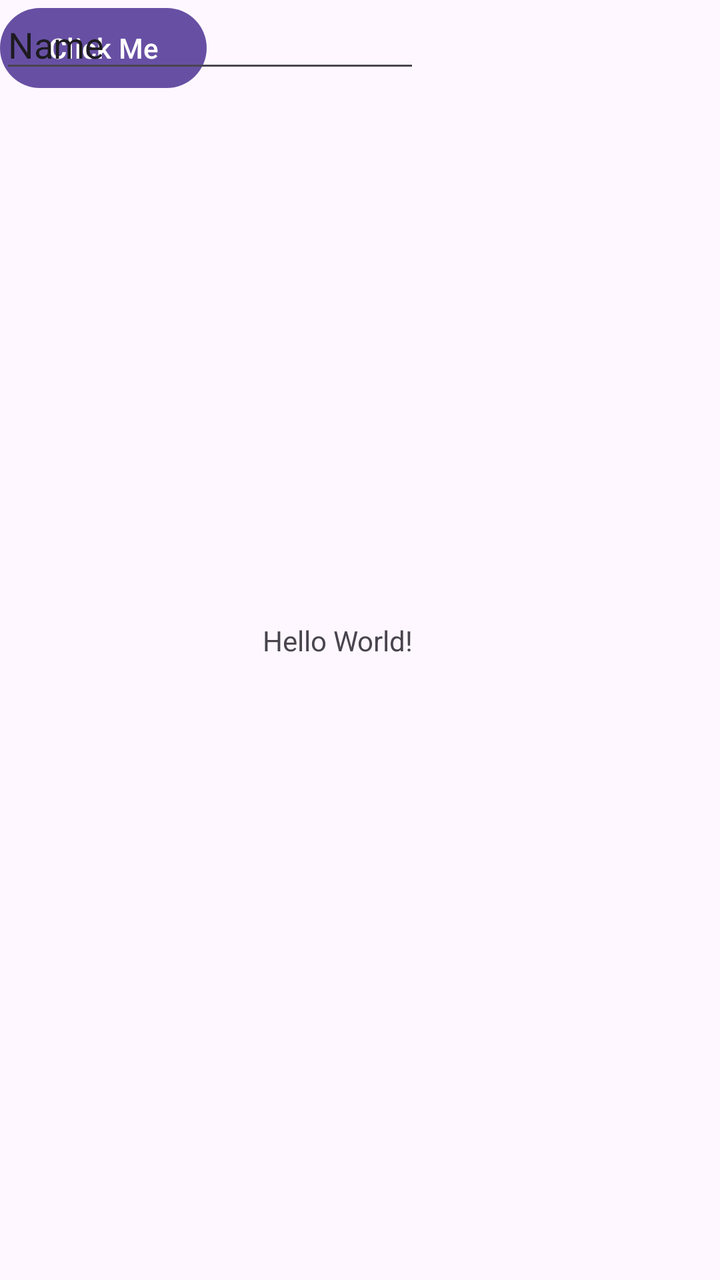
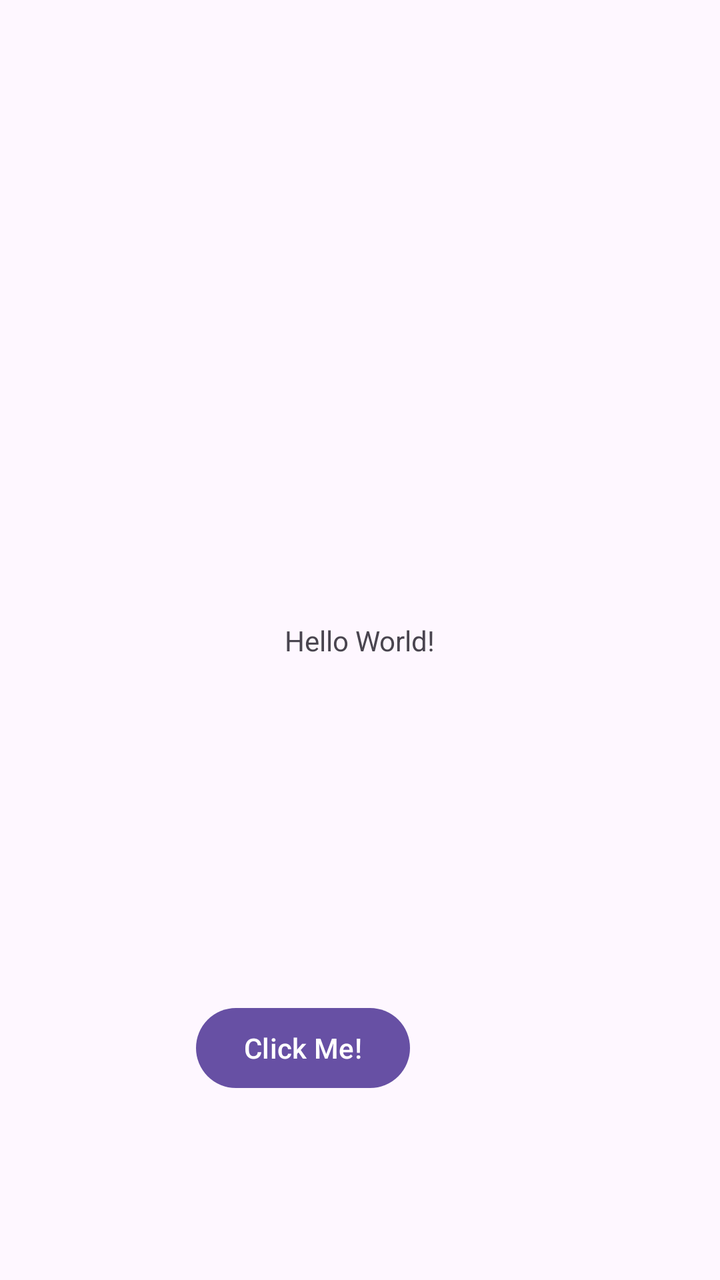

An Android layout rendered at two revisions. The XML below is the earlier revision; the diff shows what the commit changed to produce the second picture.
<!-- AndroidManifest.xml: application theme Theme.InputAndOutput -->
<!-- res/layout/activity_main.xml -->
<?xml version="1.0" encoding="utf-8"?>
<androidx.constraintlayout.widget.ConstraintLayout
    xmlns:android="http://schemas.android.com/apk/res/android"
    xmlns:tools="http://schemas.android.com/tools"
    xmlns:app="http://schemas.android.com/apk/res-auto"
    android:id="@+id/main"
    android:layout_width="match_parent"
    android:layout_height="match_parent"
    tools:context=".MainActivity">

    <TextView
        android:id="@+id/textView2"
        android:layout_width="wrap_content"
        android:layout_height="wrap_content"
        android:text="Hello World!"
        app:layout_constraintBottom_toBottomOf="parent"
        app:layout_constraintEnd_toEndOf="parent"
        app:layout_constraintHorizontal_bias="0.461"
        app:layout_constraintStart_toStartOf="parent"
        app:layout_constraintTop_toTopOf="parent" />

    <Button
        android:id="@+id/button"
        android:layout_width="wrap_content"
        android:layout_height="wrap_content"
        android:text="Click Me"
        tools:layout_editor_absoluteX="154dp"
        tools:layout_editor_absoluteY="657dp" />

    <EditText
        android:id="@+id/editTextText"
        android:layout_width="wrap_content"
        android:layout_height="wrap_content"
        android:ems="10"
        android:inputType="text"
        android:text="Name"
        tools:layout_editor_absoluteX="82dp"
        tools:layout_editor_absoluteY="64dp" />

</androidx.constraintlayout.widget.ConstraintLayout>
<!-- resources referenced by this layout -->
<resources>
  <style name="Theme.InputAndOutput" parent="Base.Theme.InputAndOutput" />
  <style name="Base.Theme.InputAndOutput" parent="Theme.Material3.DayNight.NoActionBar">
          
          
      </style>
</resources>

<!-- the commit's change to res/layout/activity_main.xml (unified diff, before → after) -->
@@ -9,32 +9,42 @@
     tools:context=".MainActivity">
 
     <TextView
-        android:id="@+id/textView2"
+        android:id="@+id/helloText"
         android:layout_width="wrap_content"
         android:layout_height="wrap_content"
         android:text="Hello World!"
         app:layout_constraintBottom_toBottomOf="parent"
         app:layout_constraintEnd_toEndOf="parent"
-        app:layout_constraintHorizontal_bias="0.461"
         app:layout_constraintStart_toStartOf="parent"
         app:layout_constraintTop_toTopOf="parent" />
 
     <Button
-        android:id="@+id/button"
+        android:id="@+id/clickButton"
+        android:layout_width="wrap_content"
+        android:layout_height="48dp"
+        android:layout_marginStart="154dp"
+        android:layout_marginEnd="155dp"
+        android:layout_marginBottom="92dp"
+        android:text="Click Me!"
+        app:layout_constraintBottom_toBottomOf="parent"
+        app:layout_constraintEnd_toEndOf="parent"
+        app:layout_constraintHorizontal_bias="1.0"
+        app:layout_constraintStart_toStartOf="parent" />
+
+    <EditText
+        android:id="@+id/nameText"
         android:layout_width="wrap_content"
         android:layout_height="wrap_content"
-        android:text="Click Me"
-        tools:layout_editor_absoluteX="154dp"
-        tools:layout_editor_absoluteY="657dp" />
-
-    <EditText
-        android:id="@+id/editTextText"
-        android:layout_width="wrap_content"
-        android:layout_height="wrap_content"
+        android:layout_marginStart="83dp"
+        android:layout_marginTop="64dp"
+        android:layout_marginEnd="119dp"
+        android:layout_marginBottom="247dp"
         android:ems="10"
         android:inputType="text"
         android:text="Name"
-        tools:layout_editor_absoluteX="82dp"
-        tools:layout_editor_absoluteY="64dp" />
+        app:layout_constraintBottom_toTopOf="@+id/helloText"
+        app:layout_constraintEnd_toEndOf="parent"
+        app:layout_constraintStart_toStartOf="parent"
+        app:layout_constraintTop_toTopOf="parent" />
 
 </androidx.constraintlayout.widget.ConstraintLayout>
